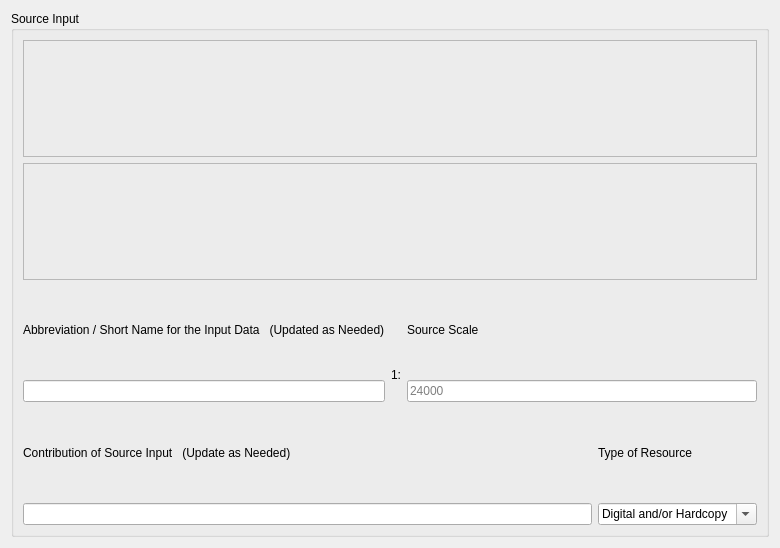
The window that pymdwizard/gui/ui_files/SRCInfo.ui (DOI-USGS/fort-pymdwizard) describes before a commit, drawn with Qt 5.
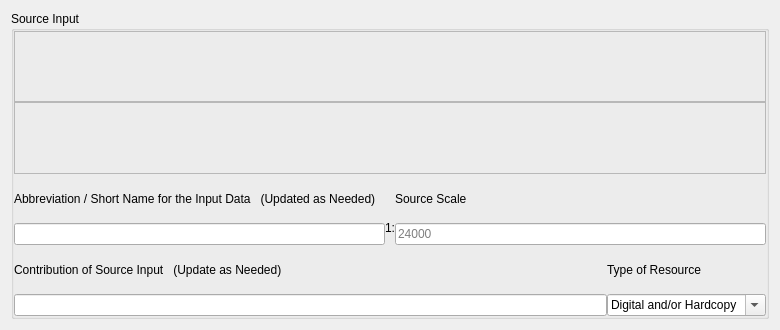
The same window after the commit.

Commit message: data quality tab upgrades

```diff
--- a/pymdwizard/gui/ui_files/SRCInfo.ui
+++ b/pymdwizard/gui/ui_files/SRCInfo.ui
@@ -7,7 +7,7 @@
     <x>0</x>
     <y>0</y>
     <width>780</width>
-    <height>548</height>
+    <height>330</height>
    </rect>
   </property>
   <property name="windowTitle">
@@ -20,6 +20,21 @@
       <string>Source Input</string>
      </property>
      <layout class="QVBoxLayout" name="verticalLayout">
+      <property name="spacing">
+       <number>0</number>
+      </property>
+      <property name="leftMargin">
+       <number>0</number>
+      </property>
+      <property name="topMargin">
+       <number>0</number>
+      </property>
+      <property name="rightMargin">
+       <number>0</number>
+      </property>
+      <property name="bottomMargin">
+       <number>0</number>
+      </property>
       <item>
        <widget class="QFrame" name="frame_citation">
         <property name="frameShape">
```
The commit also changes 7 other files.
